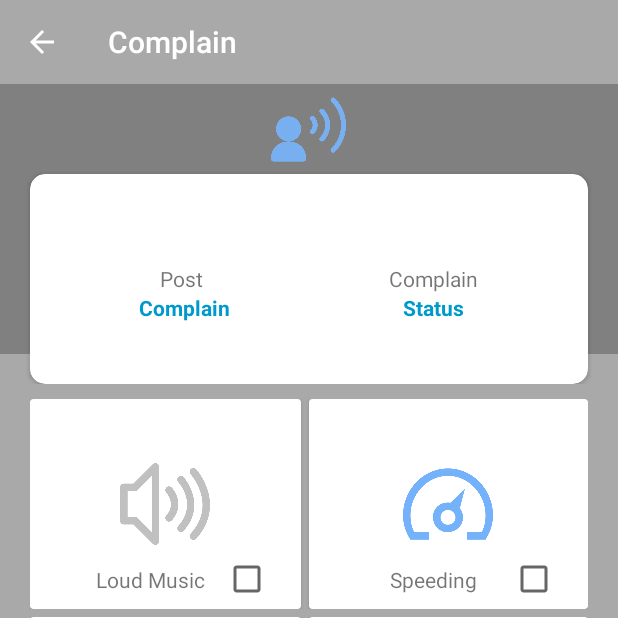
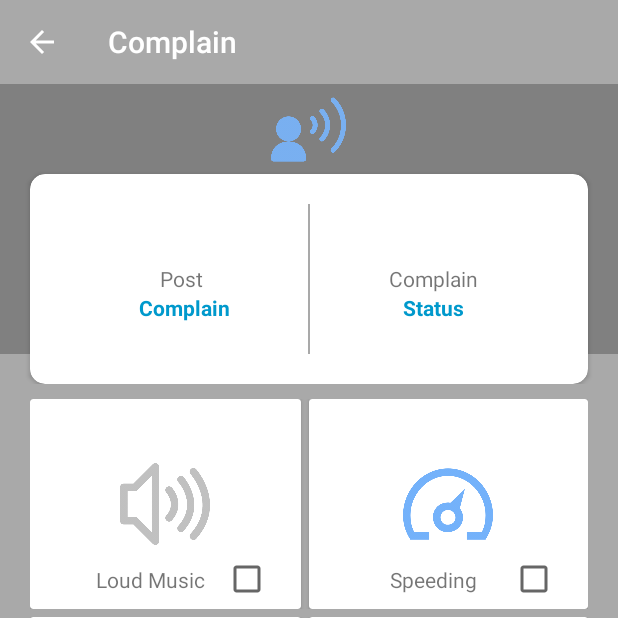
Before and after one commit to MavsPeterKE/SBP-App, an Android app: the ComplainActivity screen opened directly, with no data from a screen before it, on a phone screen of 412 x 824 dp, the top half of it. Run offline under Robolectric (Android 15) with nearby library versions, the phone set to English and light mode, and no system bars.

Commit message:
Post Complain UI

```diff
--- a/app/src/main/java/com/example/peter/smartfarepayer/viewModel/FareHistoryModel.java
+++ b/app/src/main/java/com/example/peter/smartfarepayer/models/FareHistoryModel.java
@@ -1,4 +1,4 @@
-package com.example.peter.smartfarepayer.viewModel;
+package com.example.peter.smartfarepayer.models;
 
 public class FareHistoryModel {
     String busSacco;
--- a/app/src/main/res/layout/post_complain.xml
+++ b/app/src/main/res/layout/post_complain.xml
@@ -39,6 +39,13 @@
             android:layout_weight="1"
             app:cardBackgroundColor="@color/white"
             app:cardCornerRadius="10dp">
+            <View
+                android:layout_width="1dp"
+                android:layout_height="100dp"
+                android:layout_gravity="center"
+                android:layout_marginTop="20dp"
+                android:layout_marginBottom="20dp"
+                android:background="@color/colorPrimary" />
 
             <LinearLayout
                 android:id="@+id/dashboard_complaint"
```
Also changed, not shown: app/src/main/java/com/example/peter/smartfarepayer/view/activity/FareHistoryActivity.java (+4 -6 lines), app/src/main/java/com/example/peter/smartfarepayer/view/adapter/FareRecyclerAdapter.java (+3 -6 lines).
